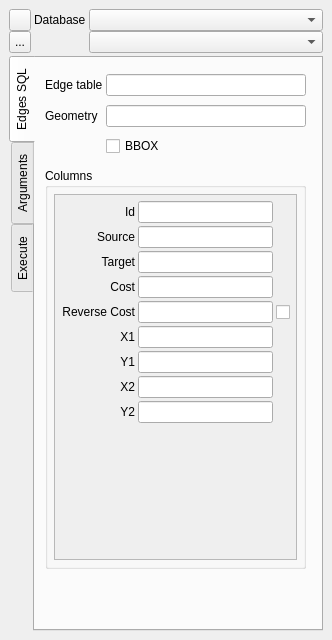
Above: ui_pgRoutingLayer.ui from pgRouting/pgRoutingLayer before the change. Below: the same form after it.
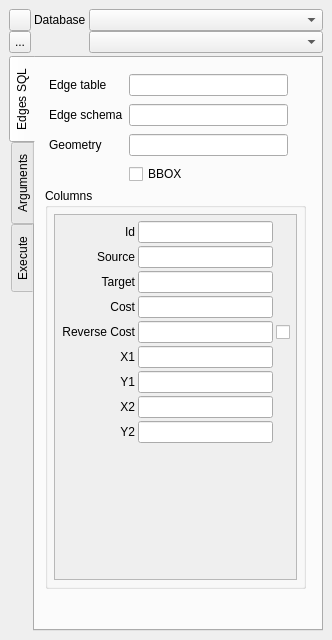
That is the form after the change. The open tabs and pages were chosen to show the change. Icons and pictures are not drawn.

Commit message: DB schema handled as entity (separately to table); Fixed SQL syntax bug related to setTransformQuotes

Patch:
```diff
--- a/ui_pgRoutingLayer.ui
+++ b/ui_pgRoutingLayer.ui
@@ -189,70 +189,11 @@
           <attribute name="title">
            <string>Edges SQL</string>
           </attribute>
-          <widget class="QWidget" name="layoutWidget">
-           <property name="geometry">
-            <rect>
-             <x>10</x>
-             <y>10</y>
-             <width>261</width>
-             <height>95</height>
-            </rect>
-           </property>
-           <layout class="QGridLayout" name="gridLayoutSqlBase">
-            <property name="spacing">
-             <number>3</number>
-            </property>
-            <item row="0" column="0">
-             <widget class="QLabel" name="labelTable">
-              <property name="locale">
-               <locale language="English" country="UnitedStates"/>
-              </property>
-              <property name="text">
-               <string>Edge table</string>
-              </property>
-             </widget>
-            </item>
-            <item row="0" column="1">
-             <widget class="QLineEdit" name="lineEditTable">
-              <property name="toolTip">
-               <string>Name of the table containing the routable network</string>
-              </property>
-              <property name="locale">
-               <locale language="English" country="UnitedStates"/>
-              </property>
-             </widget>
-            </item>
-            <item row="1" column="0">
-             <widget class="QLabel" name="labelGeometry">
-              <property name="locale">
-               <locale language="English" country="UnitedStates"/>
-              </property>
-              <property name="text">
-               <string>Geometry</string>
-              </property>
-             </widget>
-            </item>
-            <item row="1" column="1">
-             <widget class="QLineEdit" name="lineEditGeometry">
-              <property name="toolTip">
-               <string>Name of the geometry column in network table</string>
-              </property>
-             </widget>
-            </item>
-            <item row="2" column="1">
-             <widget class="QCheckBox" name="checkBoxUseBBOX">
-              <property name="text">
-               <string>BBOX</string>
-              </property>
-             </widget>
-            </item>
-           </layout>
-          </widget>
           <widget class="QGroupBox" name="groupBoxSql">
            <property name="geometry">
             <rect>
              <x>10</x>
-             <y>110</y>
+             <y>130</y>
              <width>261</width>
              <height>401</height>
             </rect>
@@ -305,7 +246,7 @@
                  <x>0</x>
                  <y>0</y>
                  <width>241</width>
-                 <height>355</height>
+                 <height>361</height>
                 </rect>
                </property>
                <layout class="QGridLayout" name="gridLayout_5">
@@ -546,6 +487,82 @@
             </item>
            </layout>
           </widget>
+          <widget class="QWidget" name="">
+           <property name="geometry">
+            <rect>
+             <x>14</x>
+             <y>14</y>
+             <width>239</width>
+             <height>118</height>
+            </rect>
+           </property>
+           <layout class="QGridLayout" name="gridLayout">
+            <item row="0" column="0">
+             <widget class="QLabel" name="labelTable">
+              <property name="locale">
+               <locale language="English" country="UnitedStates"/>
+              </property>
+              <property name="text">
+               <string>Edge table</string>
+              </property>
+             </widget>
+            </item>
+            <item row="0" column="1">
+             <widget class="QLineEdit" name="lineEditTable">
+              <property name="toolTip">
+               <string>Name of the table containing the routable network</string>
+              </property>
+              <property name="locale">
+               <locale language="English" country="UnitedStates"/>
+              </property>
+             </widget>
+            </item>
+            <item row="1" column="0">
+             <widget class="QLabel" name="labelSchema">
+              <property name="locale">
+               <locale language="English" country="UnitedStates"/>
+              </property>
+              <property name="text">
+               <string>Edge schema</string>
+              </property>
+             </widget>
+            </item>
+            <item row="1" column="1">
+             <widget class="QLineEdit" name="lineEditSchema">
+              <property name="toolTip">
+               <string>Name of the table containing the routable network</string>
+              </property>
+              <property name="locale">
+               <locale language="English" country="UnitedStates"/>
+              </property>
+             </widget>
+            </item>
+            <item row="2" column="0">
+             <widget class="QLabel" name="labelGeometry">
+              <property name="locale">
+               <locale language="English" country="UnitedStates"/>
+              </property>
+              <property name="text">
+               <string>Geometry</string>
+              </property>
+             </widget>
+            </item>
+            <item row="2" column="1">
+             <widget class="QLineEdit" name="lineEditGeometry">
+              <property name="toolTip">
+               <string>Name of the geometry column in network table</string>
+              </property>
+             </widget>
+            </item>
+            <item row="3" column="1">
+             <widget class="QCheckBox" name="checkBoxUseBBOX">
+              <property name="text">
+               <string>BBOX</string>
+              </property>
+             </widget>
+            </item>
+           </layout>
+          </widget>
          </widget>
          <widget class="QWidget" name="tab">
           <attribute name="title">
```
Left out of the diff: 78 changed lines with no effect on the pictures. The commit also changes 7 other files.
